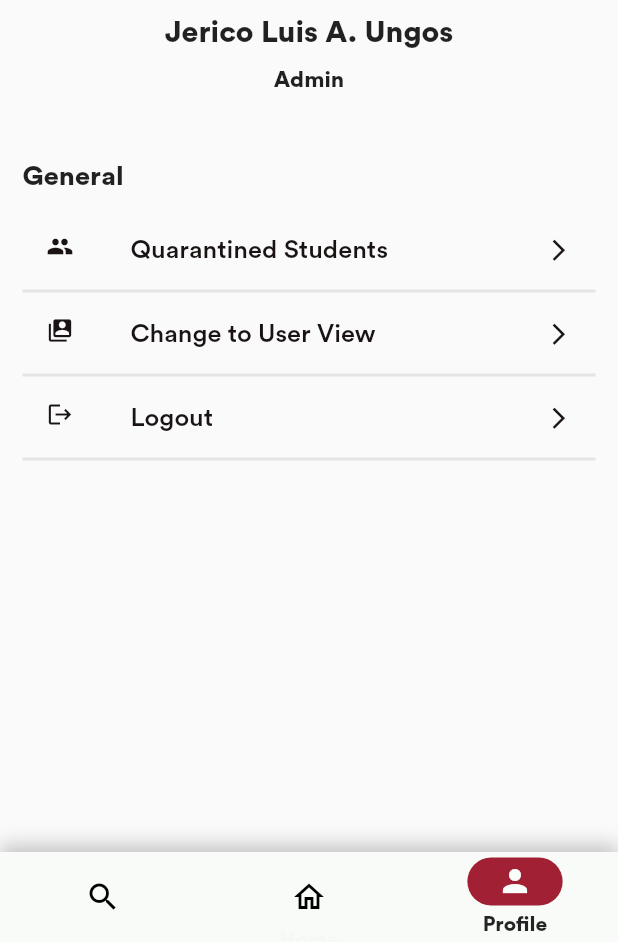
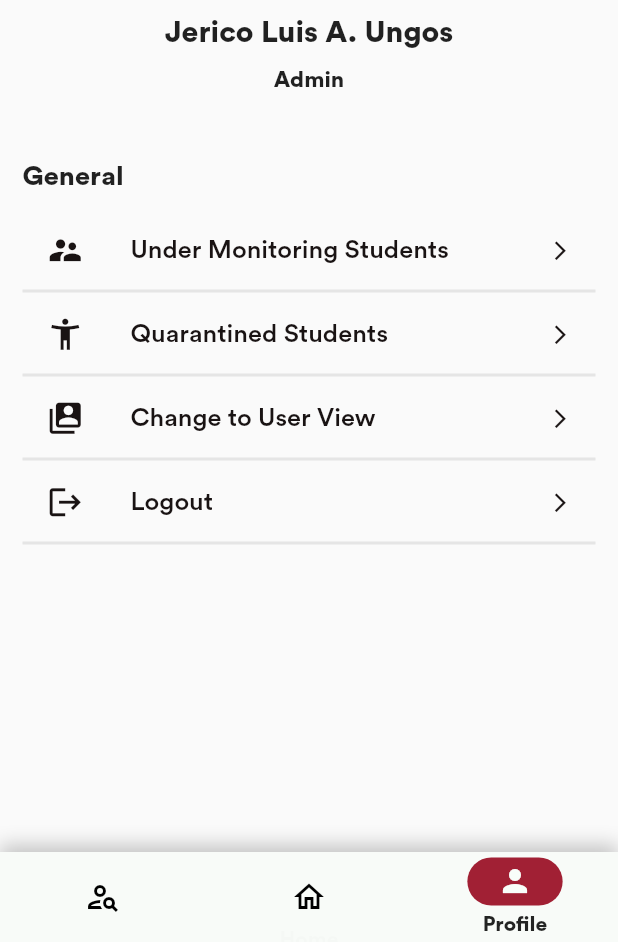
Before and after one commit to jaungos/ohmsim, a Flutter app: the screen it shows after launch, swiped to page 3, on a phone screen of 412 x 824 dp, the part 294-1236 px from its top. Run offline on Flutter 3.47's test engine with Material 2 defaults, Android fonts, the phone set to English and light mode, and no system bars; our stand-ins replace cloud_firestore, firebase_auth, firebase_core; accounts and stored records are empty.

Commit message:
UI: replaced some icons

```diff
--- a/ohmsim/lib/screens/admin/adminprofilepage.dart
+++ b/ohmsim/lib/screens/admin/adminprofilepage.dart
@@ -84,7 +84,11 @@ class AdminProfilePageState extends State<AdminProfilePage> {
   Widget generalButtons() {
     final List<Map<String, dynamic>> generalButtonsList = [
       {
-        'icon': Icons.group,
+        'icon': Icons.supervisor_account,
+        'text': 'Under Monitoring Students',
+      },
+      {
+        'icon': Icons.accessibility_new,
         'text': 'Quarantined Students',
       },
       {
@@ -128,7 +132,7 @@ class AdminProfilePageState extends State<AdminProfilePage> {
                             leading: Icon(
                               generalButtonsList[index]['icon'],
                               color: const Color(0xFF191313),
-                              size: 18,
+                              size: 25,
                             ),
                             title: Text(
                               generalButtonsList[index]['text'],
@@ -140,9 +144,13 @@ class AdminProfilePageState extends State<AdminProfilePage> {
                             trailing: const Icon(
                               Icons.arrow_forward_ios,
                               color: Color(0xFF191313),
-                              size: 17,
+                              size: 15,
                             ),
                             onTap: () {
+                              if (generalButtonsList[index]['text'] ==
+                                  'Under Monitoring Students') {
+                                // @TODO: go to page for under monitoring students
+                              }
                               if (generalButtonsList[index]['text'] ==
                                   'Quarantined Students') {
                                 // @TODO: go to page for quarantine students
--- a/ohmsim/lib/screens/admin/adminview.dart
+++ b/ohmsim/lib/screens/admin/adminview.dart
@@ -79,9 +79,9 @@ class AdminViewState extends State<AdminView> {
             },
             destinations: const [
               NavigationDestination(
-                icon: Icon(Icons.search_outlined),
+                icon: Icon(Icons.person_search_outlined),
                 selectedIcon: Icon(
-                  Icons.search,
+                  Icons.person_search,
                   color: Color(0xFFf9fefa),
                 ),
                 label: 'Search',
```
